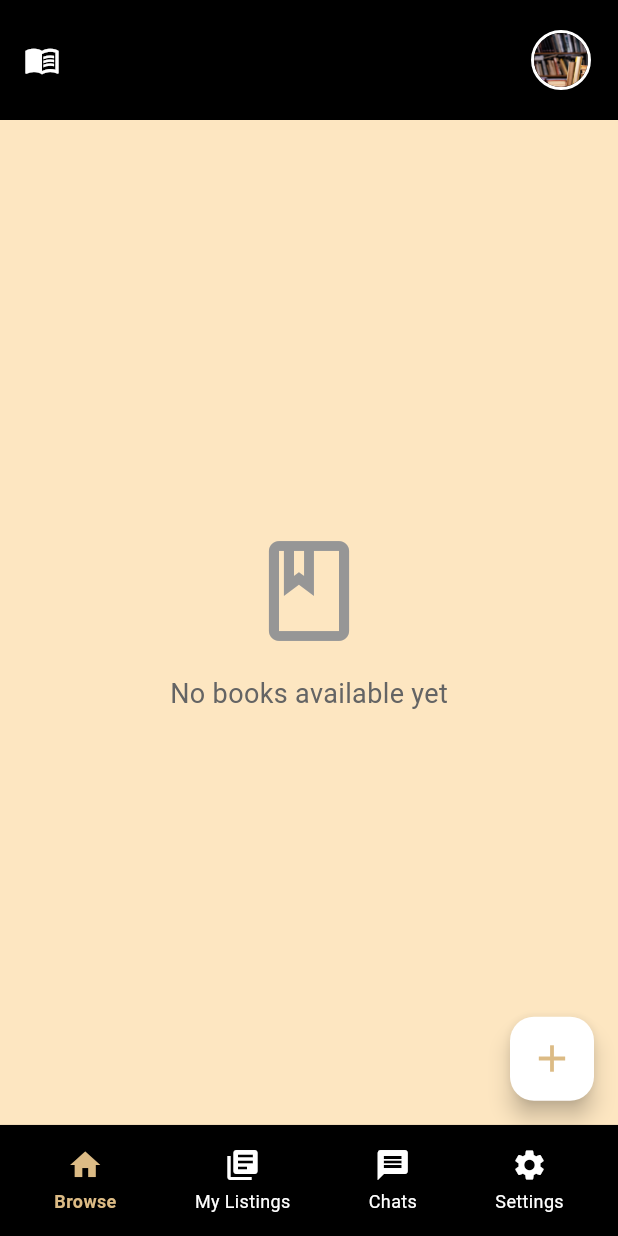
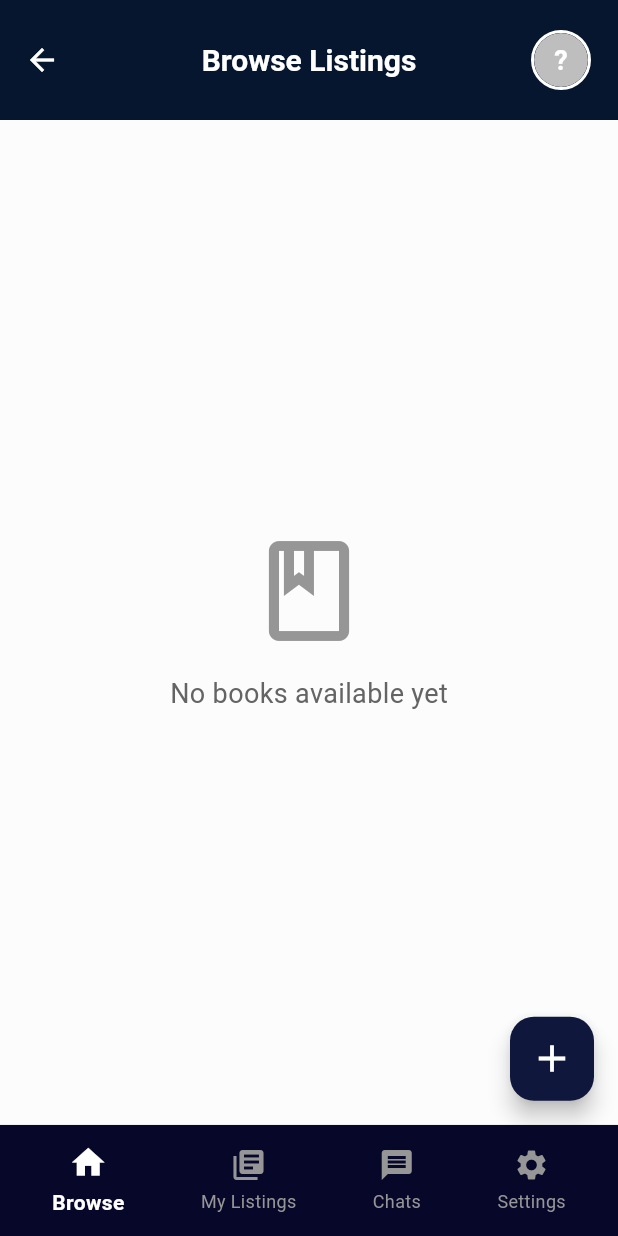
Before and after one commit to Bonaparte003/BookSwap, a Flutter app: the screen it shows once a user with an empty profile is signed in, on a phone screen of 412 x 824 dp. Run offline on Flutter 3.47's test engine with Material 3 defaults, Android fonts, the phone set to English and light mode, and no system bars; our stand-ins replace cloud_firestore, firebase_auth, firebase_core, firebase_storage, flutter_riverpod, image_picker and 1 more; accounts and stored records are empty.

Commit message:
polished the Browse Listings(home) page to make it look more like the required UI design

```diff
--- a/lib/Layouts/bottom-navigation.dart
+++ b/lib/Layouts/bottom-navigation.dart
@@ -14,7 +14,7 @@ class BottomNavigation extends ConsumerWidget {
     child: Container(
       height: MediaQuery.of(context).size.height * 0.09,
       decoration: const BoxDecoration(
-        color: Color.fromARGB(255, 0, 0, 0),
+        color: Color.fromARGB(255, 7, 7, 42),
       ),
       child: Row(
         mainAxisAlignment: MainAxisAlignment.spaceEvenly,
@@ -76,18 +76,18 @@ class _NavItem extends StatelessWidget {
             Icon(
               icon,
               color: isSelected
-                  ? const Color.fromARGB(255, 220, 187, 133)
-                  : Colors.white,
-              size: 24,
+                  ? Colors.white
+                  : const Color.fromARGB(255, 150, 150, 150),
+              size: isSelected ? 26 : 24,
             ),
             const SizedBox(height: 4),
             Text(
               label,
               style: TextStyle(
                 color: isSelected
-                    ? const Color.fromARGB(255, 220, 187, 133)
-                    : Colors.white,
-                fontSize: 12,
+                    ? Colors.white
+                    : const Color.fromARGB(255, 150, 150, 150),
+                fontSize: isSelected ? 14 : 12,
                 fontWeight: isSelected ? FontWeight.bold : FontWeight.normal,
               ),
             ),
--- a/lib/Layouts/top-navigation.dart
+++ b/lib/Layouts/top-navigation.dart
@@ -1,11 +1,31 @@
 import 'package:flutter/material.dart';
 import 'package:bookswap/routes/routes.dart';
+import 'package:firebase_auth/firebase_auth.dart';
 
-AppBar topNavigation(BuildContext context) {
+String _getUserInitial(User? user) {
+  if (user == null) return '?';
+
+  // Try displayName first
+  if (user.displayName != null && user.displayName!.isNotEmpty) {
+    return user.displayName!.substring(0, 1).toUpperCase();
+  }
+
+  // Fall back to email
+  if (user.email != null && user.email!.isNotEmpty) {
+    return user.email!.substring(0, 1).toUpperCase();
+  }
+
+  return '?';
+}
+
+AppBar topNavigation(BuildContext context, User? user) {
   return AppBar(
     toolbarHeight: 80,
     actionsPadding: EdgeInsets.all(10),
-    backgroundColor: const Color.fromARGB(255, 0, 0, 0),
+    backgroundColor: const Color.fromARGB(255, 5, 22, 46),
+    titleTextStyle: TextStyle(color: Colors.white),
+    title: Text('Browse Listings', style: TextStyle(color: Colors.white, fontSize: 20, fontWeight: FontWeight.bold)),
+    centerTitle: true,
     leading: IconButton(
       onPressed: () async {
         if (context.mounted) {
@@ -19,7 +39,7 @@ AppBar topNavigation(BuildContext context) {
           );
         }
       },
-      icon: Icon(Icons.menu_book, color: Colors.white),
+      icon: Icon(Icons.arrow_back, color: Colors.white),
     ),
     actions: [
       Container(
@@ -31,12 +51,25 @@ AppBar topNavigation(BuildContext context) {
           border: Border.all(color: Colors.white, width: 2),
         ),
         child: ClipOval(
-          child: Image(
-            image: AssetImage('assets/images/books.jpg'),
-            width: 30,
-            height: 30,
-            fit: BoxFit.cover,
-          ),
+          child: (user?.photoURL != null && user!.photoURL!.isNotEmpty)
+              ? Image(
+                  image: NetworkImage(user.photoURL!),
+                  width: double.infinity,
+                  height: double.infinity,
+                  fit: BoxFit.cover,
+                )
+              : CircleAvatar(
+                  radius: 18,
+                  backgroundColor: const Color.fromARGB(255, 190, 190, 190),
+                  child: Text(
+                    _getUserInitial(user),
+                    style: TextStyle(
+                      color: Colors.white,
+                      fontSize: 18,
+                      fontWeight: FontWeight.bold,
+                    ),
+                  ),
+                ),
         ),
       ),
     ],
--- a/lib/Screens/home.dart
+++ b/lib/Screens/home.dart
@@ -8,6 +8,7 @@ import 'package:bookswap/Layouts/chat-layout.dart';
 import 'package:bookswap/Layouts/settings-layout.dart';
 import 'package:bookswap/Screens/my_offers.dart';
 import 'package:bookswap/routes/routes.dart';
+import 'package:bookswap/Firebase/auth_providers.dart';
 
 /// Provider for current selected tab index
 final selectedTabIndexProvider = StateProvider<int>((ref) => 0);
@@ -18,6 +19,7 @@ class Home extends ConsumerWidget {
   @override
   Widget build(BuildContext context, WidgetRef ref) {
     final selectedIndex = ref.watch(selectedTabIndexProvider);
+    final user = ref.watch(currentUserProvider);
 
     // List of screens to display
     final screens = [
@@ -27,10 +29,41 @@ class Home extends ConsumerWidget {
       const SettingsScreen(),
     ];
 
+    // Conditional appBar based on selected tab
+    PreferredSizeWidget? appBar;
+    if (selectedIndex == 1) {
+      // MyListingsScreen has its own appBar with tabs
+      appBar = AppBar(
+        title: const Text('My Listings'),
+        backgroundColor: const Color.fromARGB(255, 53, 77, 197),
+        foregroundColor: Colors.white,
+        titleTextStyle: const TextStyle(color: Colors.white),
+        bottom: const TabBar(
+          labelColor: Color.fromARGB(255, 220, 187, 133),
+          unselectedLabelColor: Colors.white,
+          indicatorColor: Color.fromARGB(255, 220, 187, 133),
+          tabs: [
+            Tab(text: 'My Books'),
+            Tab(text: 'My Offers'),
+          ],
+        ),
+      );
+    } else {
+      appBar = topNavigation(context, user);
+    }
+
     return Scaffold(
-      backgroundColor: const Color.fromARGB(255, 253, 230, 193),
-      appBar: topNavigation(context),
-      body: IndexedStack(
+      backgroundColor: const Color.fromARGB(255, 252, 252, 252),
+      appBar: appBar,
+      body: selectedIndex == 1
+          ? DefaultTabController(
+              length: 2,
+              child: IndexedStack(
+                index: selectedIndex,
+                children: screens,
+              ),
+            )
+          : IndexedStack(
               index: selectedIndex,
               children: screens,
             ),
@@ -40,10 +73,10 @@ class Home extends ConsumerWidget {
               onPressed: () {
                 Navigator.pushNamed(context, AppRoutes.addBook);
               },
-                backgroundColor: const Color.fromARGB(255, 255, 255, 255),
+                backgroundColor: const Color.fromARGB(255, 15, 23, 61),
               child: const Icon(
                 Icons.add,
-                color: Color.fromARGB(255, 220, 187, 133),
+                color: Color.fromARGB(255, 255, 255, 255),
                 size: 30,
               ),
             )
@@ -80,30 +113,13 @@ class MyListingsScreen extends StatelessWidget {
 
   @override
   Widget build(BuildContext context) {
-    return DefaultTabController(
-      length: 2,
-      child: Scaffold(
-        backgroundColor: const Color.fromARGB(255, 253, 230, 193),
-        appBar: AppBar(
-          title: const Text('My Listings'),
-          backgroundColor: const Color.fromARGB(255, 0, 0, 0),
-          foregroundColor: Colors.white,
-          bottom: const TabBar(
-            labelColor: Color.fromARGB(255, 220, 187, 133),
-            unselectedLabelColor: Colors.white,
-            indicatorColor: Color.fromARGB(255, 220, 187, 133),
-            tabs: [
-              Tab(text: 'My Books'),
-              Tab(text: 'My Offers'),
-        ],
-          ),
-        ),
-        body: const TabBarView(
+    return Container(
+      color: const Color.fromARGB(255, 253, 230, 193),
+      child: const TabBarView(
         children: [
           ListingLayout(),
           MyOffersScreen(),
         ],
-        ),
       ),
     );
   }
```
Lines whose indentation alone changed are shown as unchanged.
